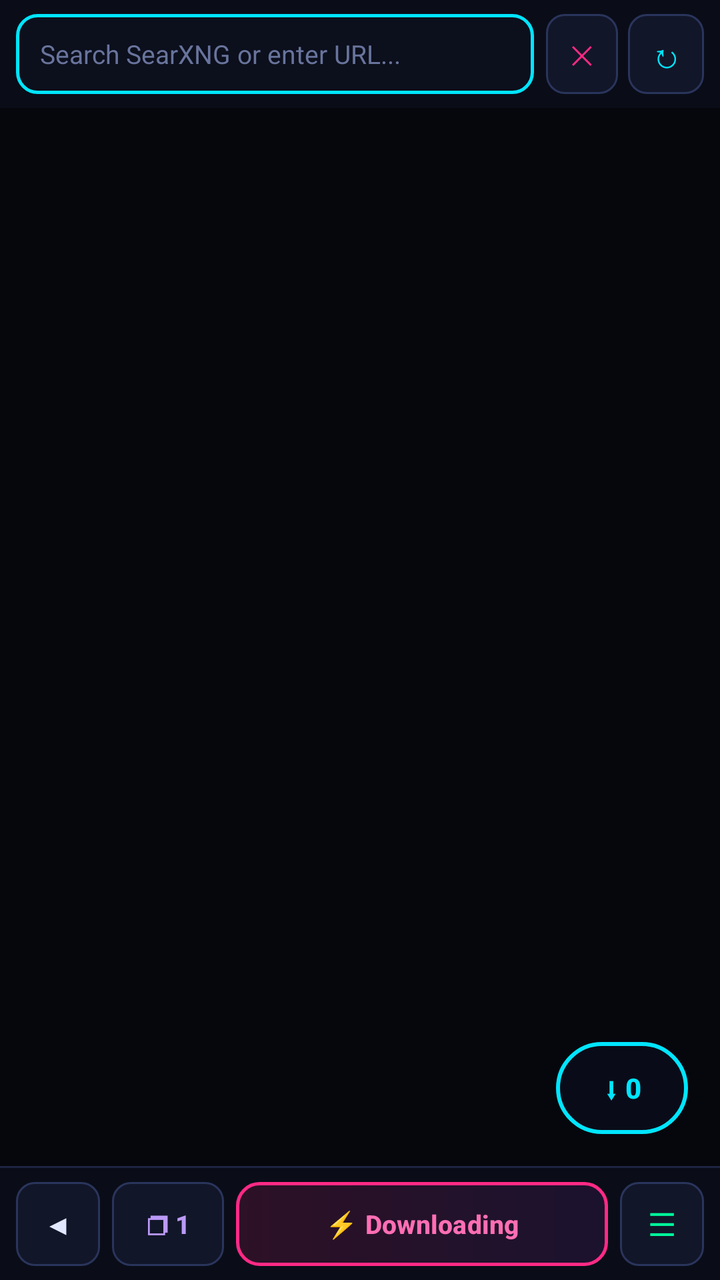
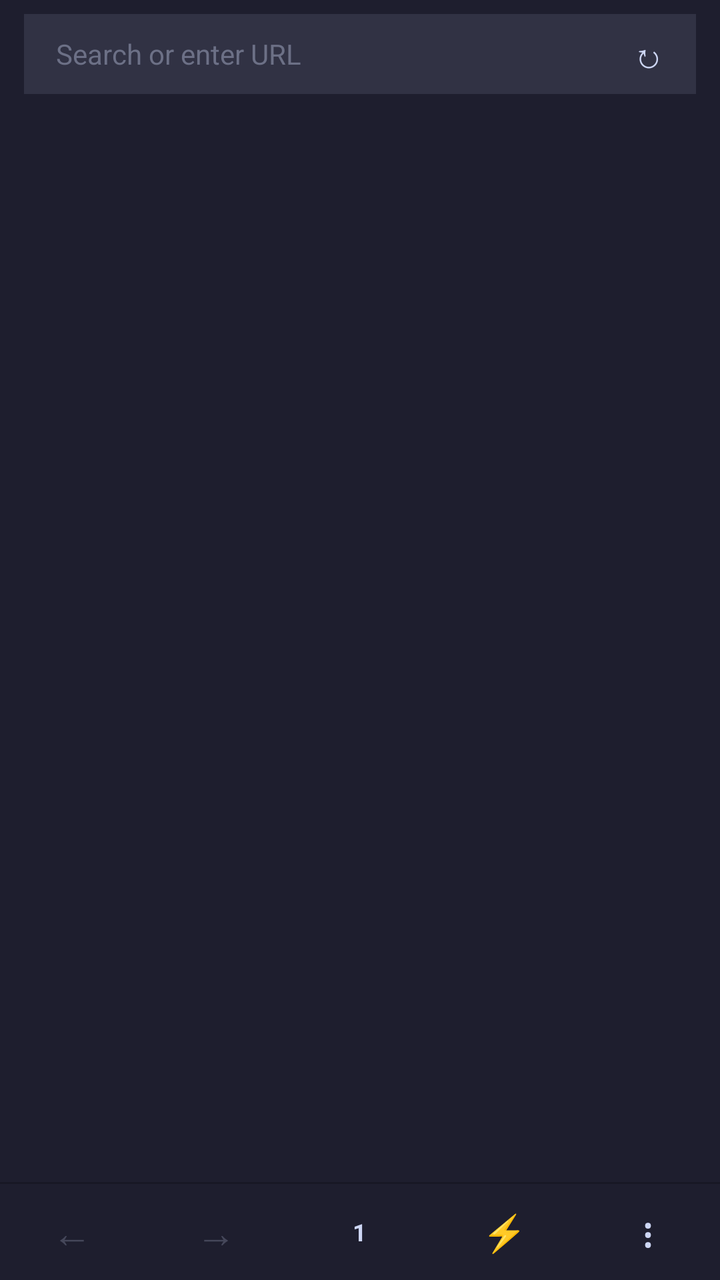

The first picture is an Android layout as it rendered before a commit; the second is the same layout after the commit. The layout source and the unified diff follow.
<!-- AndroidManifest.xml: application theme Theme.Material3.DayNight.NoActionBar -->
<!-- res/layout/activity_browser.xml -->
<?xml version="1.0" encoding="utf-8"?>
<LinearLayout xmlns:android="http://schemas.android.com/apk/res/android"
    xmlns:app="http://schemas.android.com/apk/res-auto"
    android:layout_width="match_parent"
    android:layout_height="match_parent"
    android:orientation="vertical"
    android:background="#06070D">

    
    <LinearLayout
        android:layout_width="match_parent"
        android:layout_height="wrap_content"
        android:orientation="horizontal"
        android:gravity="center_vertical"
        android:paddingHorizontal="8dp"
        android:paddingVertical="7dp"
        android:background="#0A0D18">

        <EditText
            android:id="@+id/urlBar"
            android:layout_width="0dp"
            android:layout_height="40dp"
            android:layout_weight="1"
            android:background="@drawable/bg_neon_input"
            android:hint="Search SearXNG or enter URL..."
            android:imeOptions="actionGo"
            android:inputType="textUri"
            android:paddingHorizontal="12dp"
            android:selectAllOnFocus="true"
            android:singleLine="true"
            android:textColor="#F0F4FF"
            android:textColorHint="#68749C"
            android:textSize="13sp" />

        <Button
            android:id="@+id/btnClearUrl"
            android:layout_width="36dp"
            android:layout_height="40dp"
            android:layout_marginStart="6dp"
            android:minWidth="0dp"
            android:padding="0dp"
            android:insetTop="0dp"
            android:insetBottom="0dp"
            android:background="@drawable/bg_btn_neon_dark"
            app:backgroundTint="@null"
            android:text="✕"
            android:textColor="#FF2A85"
            android:textSize="13sp" />

        <Button
            android:id="@+id/btnReload"
            android:layout_width="38dp"
            android:layout_height="40dp"
            android:layout_marginStart="5dp"
            android:minWidth="0dp"
            android:padding="0dp"
            android:insetTop="0dp"
            android:insetBottom="0dp"
            android:background="@drawable/bg_btn_neon_dark"
            app:backgroundTint="@null"
            android:text="↻"
            android:textColor="#00E5FF"
            android:textSize="17sp" />
    </LinearLayout>

    
    <ProgressBar
        android:id="@+id/pageProgress"
        style="?android:attr/progressBarStyleHorizontal"
        android:layout_width="match_parent"
        android:layout_height="3dp"
        android:max="100"
        android:progress="0"
        android:progressDrawable="@drawable/progress_neon"
        android:visibility="gone" />

    
    <FrameLayout
        android:layout_width="match_parent"
        android:layout_height="0dp"
        android:layout_weight="1"
        android:background="#06070D">

        <FrameLayout
            android:id="@+id/webContainer"
            android:layout_width="match_parent"
            android:layout_height="match_parent" />

        
        <Button
            android:id="@+id/btnFloatingCatcher"
            android:layout_width="wrap_content"
            android:layout_height="46dp"
            android:layout_gravity="bottom|end"
            android:layout_margin="16dp"
            android:minWidth="66dp"
            android:paddingHorizontal="14dp"
            android:insetTop="0dp"
            android:insetBottom="0dp"
            android:elevation="8dp"
            android:background="@drawable/bg_floating_catcher"
            app:backgroundTint="@null"
            android:text="⬇ 0"
            android:textColor="#00E5FF"
            android:textSize="14sp"
            android:textStyle="bold" />
    </FrameLayout>

    <View
        android:layout_width="match_parent"
        android:layout_height="1dp"
        android:background="#1D2542" />

    
    <LinearLayout
        android:layout_width="match_parent"
        android:layout_height="wrap_content"
        android:orientation="horizontal"
        android:gravity="center_vertical"
        android:paddingHorizontal="8dp"
        android:paddingVertical="7dp"
        android:background="#0A0D18">

        <Button
            android:id="@+id/btnBack"
            android:layout_width="42dp"
            android:layout_height="42dp"
            android:minWidth="0dp"
            android:padding="0dp"
            android:insetTop="0dp"
            android:insetBottom="0dp"
            android:background="@drawable/bg_btn_neon_dark"
            app:backgroundTint="@null"
            android:enabled="false"
            android:text="◀"
            android:textColor="#E2E8FF"
            android:textSize="14sp" />

        <Button
            android:id="@+id/btnTabs"
            android:layout_width="56dp"
            android:layout_height="42dp"
            android:layout_marginStart="6dp"
            android:minWidth="0dp"
            android:padding="0dp"
            android:insetTop="0dp"
            android:insetBottom="0dp"
            android:background="@drawable/bg_btn_neon_dark"
            app:backgroundTint="@null"
            android:text="❐ 1"
            android:textColor="#BB9AF7"
            android:textSize="13sp"
            android:textStyle="bold" />

        <Button
            android:id="@+id/btnVault"
            android:layout_width="0dp"
            android:layout_height="42dp"
            android:layout_weight="1"
            android:layout_marginHorizontal="6dp"
            android:insetTop="0dp"
            android:insetBottom="0dp"
            android:background="@drawable/bg_btn_neon_pink"
            app:backgroundTint="@null"
            android:text="⚡ Downloading"
            android:textColor="#FF6EB4"
            android:textSize="13sp"
            android:textStyle="bold" />

        <Button
            android:id="@+id/btnMenu"
            android:layout_width="42dp"
            android:layout_height="42dp"
            android:minWidth="0dp"
            android:padding="0dp"
            android:insetTop="0dp"
            android:insetBottom="0dp"
            android:background="@drawable/bg_btn_neon_dark"
            app:backgroundTint="@null"
            android:text="☰"
            android:textColor="#00FF9C"
            android:textSize="16sp" />
    </LinearLayout>
</LinearLayout>
<!-- resources referenced by this layout -->
<resources>
  <!-- drawable bg_btn_neon_dark (drawable) -->
  <?xml version="1.0" encoding="utf-8"?>
  <shape xmlns:android="http://schemas.android.com/apk/res/android"
      android:shape="rectangle">
      <solid android:color="#121629" />
      <corners android:radius="9dp" />
      <stroke
          android:width="1dp"
          android:color="#2A355C" />
  </shape>
  
  <!-- drawable bg_btn_neon_pink (drawable) -->
  <?xml version="1.0" encoding="utf-8"?>
  <shape xmlns:android="http://schemas.android.com/apk/res/android"
      android:shape="rectangle">
      <gradient
          android:angle="0"
          android:startColor="#2D1126"
          android:endColor="#1B122E" />
      <corners android:radius="11dp" />
      <stroke
          android:width="1.5dp"
          android:color="#FF2A85" />
  </shape>
  
  <!-- drawable bg_floating_catcher (drawable) -->
  <?xml version="1.0" encoding="utf-8"?>
  <shape xmlns:android="http://schemas.android.com/apk/res/android"
      android:shape="rectangle">
      <solid android:color="#E6090D1A" />
      <corners android:radius="24dp" />
      <stroke
          android:width="2dp"
          android:color="#00E5FF" />
  </shape>
  
  <!-- drawable bg_neon_input (drawable) -->
  <?xml version="1.0" encoding="utf-8"?>
  <shape xmlns:android="http://schemas.android.com/apk/res/android"
      android:shape="rectangle">
      <solid android:color="#0C0F1C" />
      <corners android:radius="10dp" />
      <stroke
          android:width="1.5dp"
          android:color="#00E5FF" />
  </shape>
  
  <!-- drawable progress_neon (drawable) -->
  <?xml version="1.0" encoding="utf-8"?>
  <layer-list xmlns:android="http://schemas.android.com/apk/res/android">
      <item android:id="@android:id/background">
          <shape android:shape="rectangle">
              <solid android:color="#0B0E1A" />
          </shape>
      </item>
      <item android:id="@android:id/progress">
          <clip>
              <shape android:shape="rectangle">
                  <gradient
                      android:angle="0"
                      android:startColor="#FF2A85"
                      android:endColor="#00E5FF" />
              </shape>
          </clip>
      </item>
  </layer-list>
  
</resources>

<!-- the commit's change to res/layout/activity_browser.xml (unified diff, before → after) -->
@@ -1,184 +1,191 @@
 <?xml version="1.0" encoding="utf-8"?>
 <LinearLayout xmlns:android="http://schemas.android.com/apk/res/android"
-    xmlns:app="http://schemas.android.com/apk/res-auto"
     android:layout_width="match_parent"
     android:layout_height="match_parent"
-    android:orientation="vertical"
-    android:background="#06070D">
+    android:background="#1E1E2E"
+    android:fitsSystemWindows="true"
+    android:orientation="vertical">
 
     
     <LinearLayout
         android:layout_width="match_parent"
-        android:layout_height="wrap_content"
+        android:layout_height="54dp"
+        android:background="#1E1E2E"
+        android:gravity="center_vertical"
         android:orientation="horizontal"
-        android:gravity="center_vertical"
-        android:paddingHorizontal="8dp"
-        android:paddingVertical="7dp"
-        android:background="#0A0D18">
+        android:paddingHorizontal="12dp"
+        android:paddingVertical="7dp">
 
-        <EditText
-            android:id="@+id/urlBar"
-            android:layout_width="0dp"
-            android:layout_height="40dp"
-            android:layout_weight="1"
-            android:background="@drawable/bg_neon_input"
-            android:hint="Search SearXNG or enter URL..."
-            android:imeOptions="actionGo"
-            android:inputType="textUri"
-            android:paddingHorizontal="12dp"
-            android:selectAllOnFocus="true"
-            android:singleLine="true"
-            android:textColor="#F0F4FF"
-            android:textColorHint="#68749C"
-            android:textSize="13sp" />
+        <LinearLayout
+            android:id="@+id/searchPillContainer"
+            android:layout_width="match_parent"
+            android:layout_height="match_parent"
+            android:background="#313244"
+            android:gravity="center_vertical"
+            android:orientation="horizontal"
+            android:paddingStart="16dp"
+            android:paddingEnd="6dp">
 
-        <Button
-            android:id="@+id/btnClearUrl"
-            android:layout_width="36dp"
-            android:layout_height="40dp"
-            android:layout_marginStart="6dp"
-            android:minWidth="0dp"
-            android:padding="0dp"
-            android:insetTop="0dp"
-            android:insetBottom="0dp"
-            android:background="@drawable/bg_btn_neon_dark"
-            app:backgroundTint="@null"
-            android:text="✕"
-            android:textColor="#FF2A85"
-            android:textSize="13sp" />
+            <EditText
+                android:id="@+id/urlBar"
+                android:layout_width="0dp"
+                android:layout_height="match_parent"
+                android:layout_weight="1"
+                android:background="@android:color/transparent"
+                android:hint="Search or enter URL"
+                android:imeOptions="actionGo"
+                android:importantForAutofill="no"
+                android:inputType="textUri"
+                android:selectAllOnFocus="true"
+                android:singleLine="true"
+                android:textColor="#CDD6F4"
+                android:textColorHint="#6C7086"
+                android:textSize="14sp" />
 
-        <Button
-            android:id="@+id/btnReload"
-            android:layout_width="38dp"
-            android:layout_height="40dp"
-            android:layout_marginStart="5dp"
-            android:minWidth="0dp"
-            android:padding="0dp"
-            android:insetTop="0dp"
-            android:insetBottom="0dp"
-            android:background="@drawable/bg_btn_neon_dark"
-            app:backgroundTint="@null"
-            android:text="↻"
-            android:textColor="#00E5FF"
-            android:textSize="17sp" />
+            <Button
+                android:id="@+id/btnReload"
+                android:layout_width="36dp"
+                android:layout_height="36dp"
+                android:background="@android:color/transparent"
+                android:contentDescription="Reload or Clear"
+                android:minWidth="0dp"
+                android:minHeight="0dp"
+                android:padding="0dp"
+                android:text="↻"
+                android:textColor="#CDD6F4"
+                android:textSize="17sp" />
+        </LinearLayout>
     </LinearLayout>
 
     
     <ProgressBar
         android:id="@+id/pageProgress"
-        style="?android:attr/progressBarStyleHorizontal"
+        style="@android:style/Widget.ProgressBar.Horizontal"
         android:layout_width="match_parent"
-        android:layout_height="3dp"
+        android:layout_height="2dp"
         android:max="100"
-        android:progress="0"
-        android:progressDrawable="@drawable/progress_neon"
+        android:progressBackgroundTint="#181825"
+        android:progressTint="#CBA6F7"
         android:visibility="gone" />
 
     
     <FrameLayout
+        android:id="@+id/canvasWrapper"
         android:layout_width="match_parent"
         android:layout_height="0dp"
         android:layout_weight="1"
-        android:background="#06070D">
+        android:background="#1E1E2E">
 
         <FrameLayout
             android:id="@+id/webContainer"
             android:layout_width="match_parent"
             android:layout_height="match_parent" />
 
-        
         <Button
             android:id="@+id/btnFloatingCatcher"
             android:layout_width="wrap_content"
-            android:layout_height="46dp"
+            android:layout_height="42dp"
             android:layout_gravity="bottom|end"
             android:layout_margin="16dp"
-            android:minWidth="66dp"
-            android:paddingHorizontal="14dp"
-            android:insetTop="0dp"
-            android:insetBottom="0dp"
-            android:elevation="8dp"
-            android:background="@drawable/bg_floating_catcher"
-            app:backgroundTint="@null"
+            android:background="#A6E3A1"
+            android:elevation="6dp"
+            android:minWidth="68dp"
+            android:minHeight="0dp"
+            android:paddingHorizontal="16dp"
             android:text="⬇ 0"
-            android:textColor="#00E5FF"
+            android:textAllCaps="false"
+            android:textColor="#11111B"
             android:textSize="14sp"
-            android:textStyle="bold" />
+            android:textStyle="bold"
+            android:visibility="gone" />
     </FrameLayout>
 
+    
     <View
         android:layout_width="match_parent"
         android:layout_height="1dp"
-        android:background="#1D2542" />
+        android:background="#181825" />
 
     
     <LinearLayout
         android:layout_width="match_parent"
-        android:layout_height="wrap_content"
-        android:orientation="horizontal"
+        android:layout_height="48dp"
+        android:background="#1E1E2E"
         android:gravity="center_vertical"
-        android:paddingHorizontal="8dp"
-        android:paddingVertical="7dp"
-        android:background="#0A0D18">
+        android:orientation="horizontal">
 
         <Button
             android:id="@+id/btnBack"
-            android:layout_width="42dp"
-            android:layout_height="42dp"
+            android:layout_width="0dp"
+            android:layout_height="match_parent"
+            android:layout_weight="1"
+            android:background="@android:color/transparent"
+            android:contentDescription="Back"
             android:minWidth="0dp"
-            android:padding="0dp"
-            android:insetTop="0dp"
-            android:insetBottom="0dp"
-            android:background="@drawable/bg_btn_neon_dark"
-            app:backgroundTint="@null"
-            android:enabled="false"
-            android:text="◀"
-            android:textColor="#E2E8FF"
-            android:textSize="14sp" />
+            android:minHeight="0dp"
+            android:text="←"
+            android:textColor="#45475A"
+            android:textSize="20sp" />
 
         <Button
-            android:id="@+id/btnTabs"
-            android:layout_width="56dp"
-            android:layout_height="42dp"
-            android:layout_marginStart="6dp"
+            android:id="@+id/btnForward"
+            android:layout_width="0dp"
+            android:layout_height="match_parent"
+            android:layout_weight="1"
+            android:background="@android:color/transparent"
+            android:contentDescription="Forward"
             android:minWidth="0dp"
-            android:padding="0dp"
-            android:insetTop="0dp"
-            android:insetBottom="0dp"
-            android:background="@drawable/bg_btn_neon_dark"
-            app:backgroundTint="@null"
-            android:text="❐ 1"
-            android:textColor="#BB9AF7"
-            android:textSize="13sp"
-            android:textStyle="bold" />
+            android:minHeight="0dp"
+            android:text="→"
+            android:textColor="#45475A"
+            android:textSize="20sp" />
+
+        <FrameLayout
+            android:id="@+id/tabSlot"
+            android:layout_width="0dp"
+            android:layout_height="match_parent"
+            android:layout_weight="1"
+            android:clickable="true"
+            android:contentDescription="Open Tabs"
+            android:focusable="true">
+
+            <TextView
+                android:id="@+id/btnTabs"
+                android:layout_width="23dp"
+                android:layout_height="23dp"
+                android:layout_gravity="center"
+                android:gravity="center"
+                android:text="1"
+                android:textColor="#CDD6F4"
+                android:textSize="12sp"
+                android:textStyle="bold" />
+        </FrameLayout>
 
         <Button
             android:id="@+id/btnVault"
             android:layout_width="0dp"
-            android:layout_height="42dp"
+            android:layout_height="match_parent"
             android:layout_weight="1"
-            android:layout_marginHorizontal="6dp"
-            android:insetTop="0dp"
-            android:insetBottom="0dp"
-            android:background="@drawable/bg_btn_neon_pink"
-            app:backgroundTint="@null"
-            android:text="⚡ Downloading"
-            android:textColor="#FF6EB4"
-            android:textSize="13sp"
-            android:textStyle="bold" />
+            android:background="@android:color/transparent"
+            android:contentDescription="Private Vault &amp; Downloads"
+            android:minWidth="0dp"
+            android:minHeight="0dp"
+            android:text="⚡"
+            android:textColor="#CBA6F7"
+            android:textSize="18sp" />
 
         <Button
             android:id="@+id/btnMenu"
-            android:layout_width="42dp"
-            android:layout_height="42dp"
+            android:layout_width="0dp"
+            android:layout_height="match_parent"
+            android:layout_weight="1"
+            android:background="@android:color/transparent"
+            android:contentDescription="Menu"
             android:minWidth="0dp"
-            android:padding="0dp"
-            android:insetTop="0dp"
-            android:insetBottom="0dp"
-            android:background="@drawable/bg_btn_neon_dark"
-            app:backgroundTint="@null"
-            android:text="☰"
-            android:textColor="#00FF9C"
-            android:textSize="16sp" />
+            android:minHeight="0dp"
+            android:text="⋮"
+            android:textColor="#CDD6F4"
+            android:textSize="20sp" />
     </LinearLayout>
+
 </LinearLayout>
<!-- resource entries referenced after the edit -->
@@ -1,71 +1,5 @@
 <!-- resources referenced by this layout -->
 <resources>
-  <!-- drawable bg_btn_neon_dark (drawable) -->
-  <?xml version="1.0" encoding="utf-8"?>
-  <shape xmlns:android="http://schemas.android.com/apk/res/android"
-      android:shape="rectangle">
-      <solid android:color="#121629" />
-      <corners android:radius="9dp" />
-      <stroke
-          android:width="1dp"
-          android:color="#2A355C" />
-  </shape>
-  
-  <!-- drawable bg_btn_neon_pink (drawable) -->
-  <?xml version="1.0" encoding="utf-8"?>
-  <shape xmlns:android="http://schemas.android.com/apk/res/android"
-      android:shape="rectangle">
-      <gradient
-          android:angle="0"
-          android:startColor="#2D1126"
-          android:endColor="#1B122E" />
-      <corners android:radius="11dp" />
-      <stroke
-          android:width="1.5dp"
-          android:color="#FF2A85" />
-  </shape>
-  
-  <!-- drawable bg_floating_catcher (drawable) -->
-  <?xml version="1.0" encoding="utf-8"?>
-  <shape xmlns:android="http://schemas.android.com/apk/res/android"
-      android:shape="rectangle">
-      <solid android:color="#E6090D1A" />
-      <corners android:radius="24dp" />
-      <stroke
-          android:width="2dp"
-          android:color="#00E5FF" />
-  </shape>
-  
-  <!-- drawable bg_neon_input (drawable) -->
-  <?xml version="1.0" encoding="utf-8"?>
-  <shape xmlns:android="http://schemas.android.com/apk/res/android"
-      android:shape="rectangle">
-      <solid android:color="#0C0F1C" />
-      <corners android:radius="10dp" />
-      <stroke
-          android:width="1.5dp"
-          android:color="#00E5FF" />
-  </shape>
-  
-  <!-- drawable progress_neon (drawable) -->
-  <?xml version="1.0" encoding="utf-8"?>
-  <layer-list xmlns:android="http://schemas.android.com/apk/res/android">
-      <item android:id="@android:id/background">
-          <shape android:shape="rectangle">
-              <solid android:color="#0B0E1A" />
-          </shape>
-      </item>
-      <item android:id="@android:id/progress">
-          <clip>
-              <shape android:shape="rectangle">
-                  <gradient
-                      android:angle="0"
-                      android:startColor="#FF2A85"
-                      android:endColor="#00E5FF" />
-              </shape>
-          </clip>
-      </item>
-  </layer-list>
-  
+
 </resources>
 
